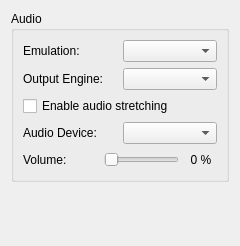
Above: src/citra_qt/configuration/configure_audio.ui from PabloMK7/citra before the change. Below: the same form after it.
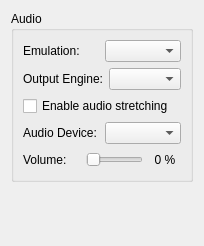
That is the form after the change.

Diff of the .ui file:
```diff
--- a/src/citra_qt/configuration/configure_audio.ui
+++ b/src/citra_qt/configuration/configure_audio.ui
@@ -6,7 +6,7 @@
    <rect>
     <x>0</x>
     <y>0</y>
-    <width>240</width>
+    <width>188</width>
     <height>246</height>
    </rect>
   </property>
```
